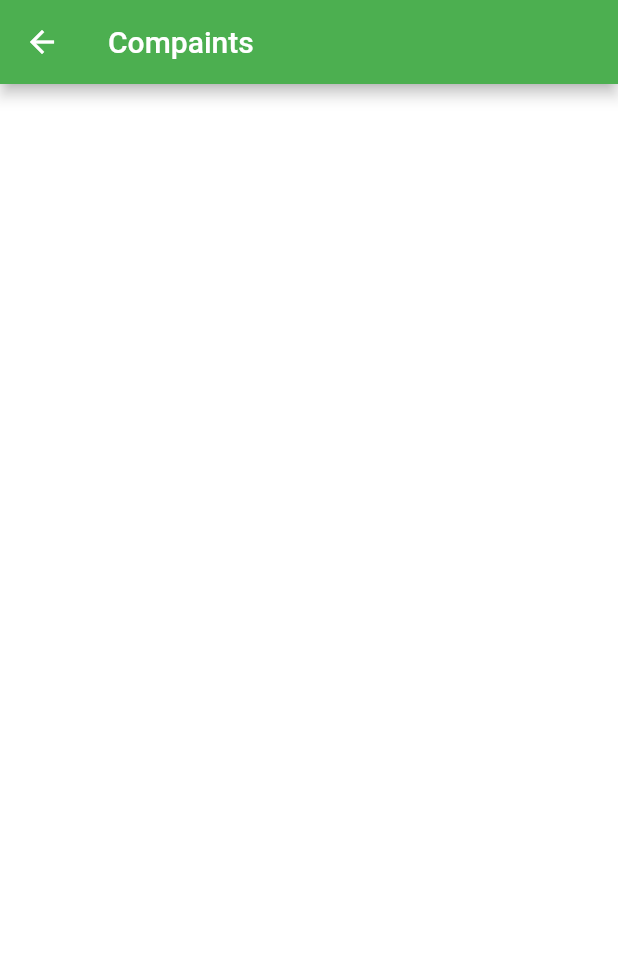
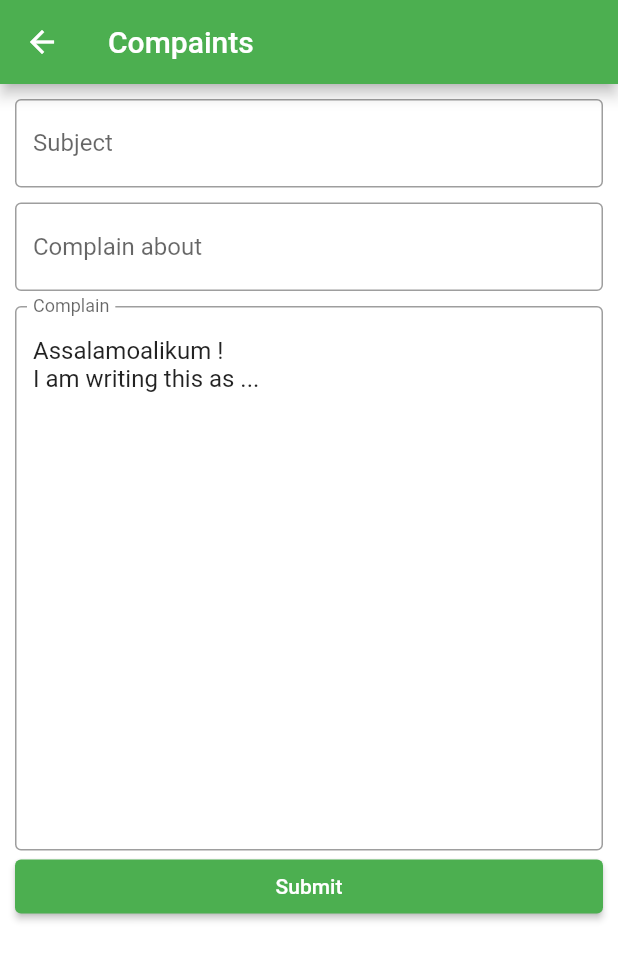
Before and after one commit to jawad4353/Easyagro, a Flutter app: the Company_complaints screen opened directly, on a phone screen of 412 x 824 dp. Shown: the top 960 px of the screen. Run offline on Flutter 3.47's test engine with Material 2 defaults, Android fonts, the phone set to English and light mode, and no system bars; drawn by our look-alikes of select_form_field; our stand-ins replace cloud_firestore, connectivity_plus, country_picker, email_validator, firebase_auth, firebase_core and 11 more; missing offline and left inert: proste_bezier_curve; accounts and stored records are empty.

Commit message:
working on complains

```diff
--- a/lib/Company/complains.dart
+++ b/lib/Company/complains.dart
@@ -4,6 +4,7 @@
 
 import 'package:flutter/cupertino.dart';
 import 'package:flutter/material.dart';
+import 'package:select_form_field/select_form_field.dart';
 
 
 class Company_complaints extends StatefulWidget {
@@ -12,15 +13,81 @@ class Company_complaints extends StatefulWidget {
 }
 
 class _Company_complaintsState extends State<Company_complaints> {
+  TextEditingController _subjectController = TextEditingController();
+  TextEditingController _complainController = TextEditingController(text: 'Assalamoalikum !\n'
+      'I am writing this as ... ');
+  TextEditingController Complain_type_control=TextEditingController();
+  String selected_type='';
+  final List<Map<String, dynamic>> Options=[
+    {
+    'value': 'Complain about order',
+    'label': 'Complain about order',
+  },
+    {
+      'value': 'Complain about dealer',
+      'label': 'Complain about dealer',
+    },
+    {
+      'value': 'Complain about App',
+      'label': 'Complain about App',
+    },
+    {
+      'value': 'Others',
+      'label': 'Others',
+    },
+
+  ];
+
   @override
   Widget build(BuildContext context) {
  return Scaffold(
    backgroundColor: Colors.white,
    appBar: AppBar(title: Text('Compaints'),),
-   body:ListView(
-     children: [
+   body:Padding(
+     padding:  EdgeInsets.only(left: 10,right: 10),
+     child: ListView(
+       children: [
+         SizedBox(height: 10.0),
+         TextFormField(
+           controller: _subjectController,
+           decoration: InputDecoration(
+             labelText: 'Subject',
+             border: OutlineInputBorder(),
+             focusedBorder: OutlineInputBorder(
+               borderSide: BorderSide(color:Colors.green.shade700,width: 2),
+             ),
+           ),
+         ),
+         SizedBox(height: 10.0),
+         SelectFormField(
+             controller: Complain_type_control,
+             decoration: InputDecoration(
+               hintText: 'Complain about',
+               border: OutlineInputBorder(),
+               focusedBorder: OutlineInputBorder(
+                 borderSide: BorderSide(color:Colors.green.shade700,width: 2),
+               ),
+             ),
+             items:Options,
+             onChanged: (val) {
+               print(val);
+               setState(() {
+                selected_type=val;
 
-   ],
+               });
+             } ),
+         SizedBox(height: 10.0),
+         TextFormField(
+           controller: _complainController,
+           maxLines: 17,
+           decoration: InputDecoration(
+             labelText: 'Complain',
+             border: OutlineInputBorder(),
+           ),
+         ),
+         ElevatedButton(onPressed: (){}, child: Text('Submit'))
+     ],
+     ),
    ) ,
  );
   }
```
Also changed, not shown: lib/Company/companyhome.dart (+7 -1 lines), lib/Database/database.dart (+7 -7 lines), lib/Database/EasyAgro_Activity-0.png (added), 2 other files.
